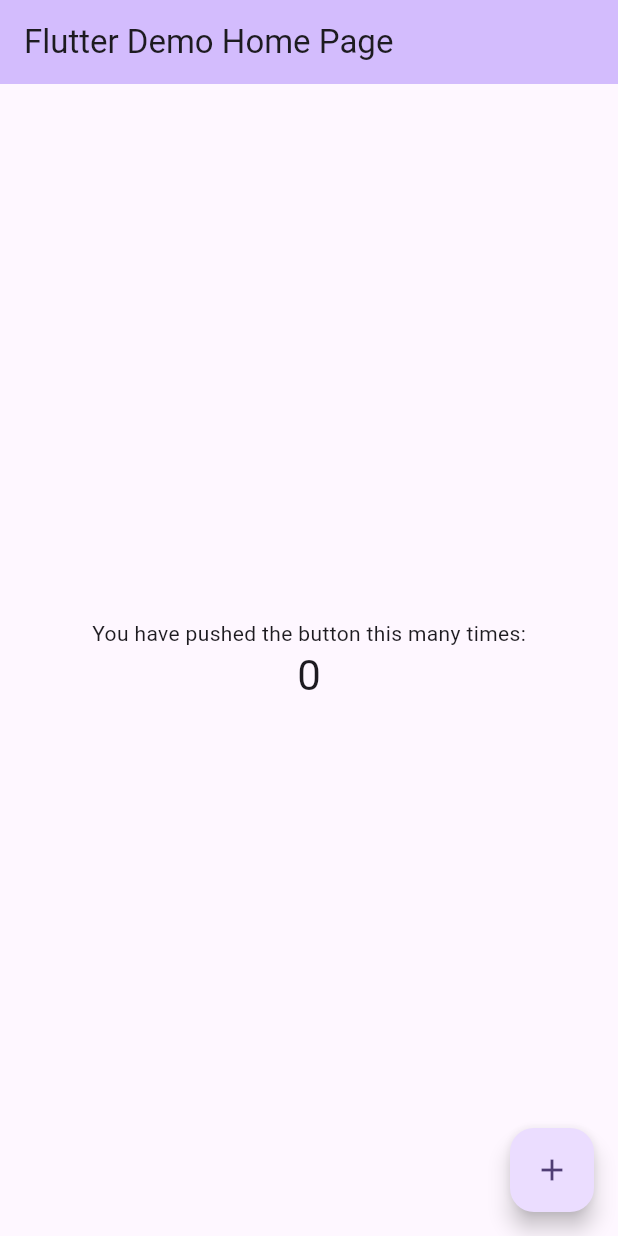
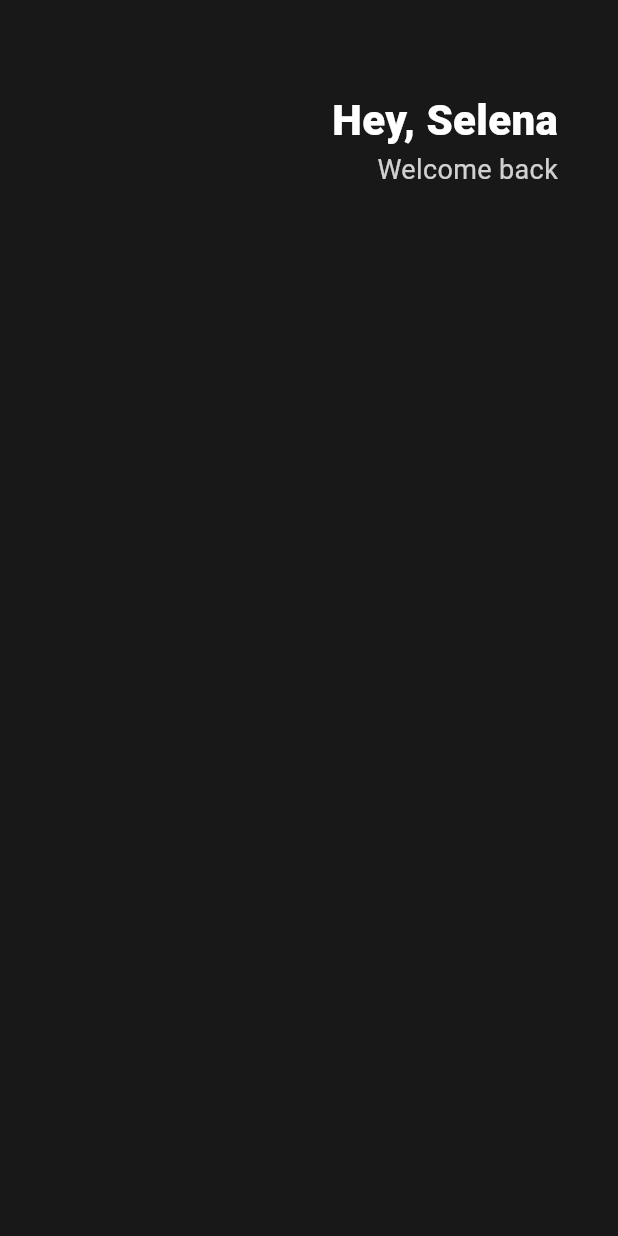
Before and after one commit to guruma99/flutterExam, a Flutter app: the screen it shows after launch, on a phone screen of 412 x 824 dp. Run offline on Flutter 3.47's test engine with Material 3 defaults, Android fonts, the phone set to English and light mode, and no system bars.

Commit message:
first commit!

```diff
--- a/layout/lib/main.dart
+++ b/layout/lib/main.dart
@@ -1,125 +1,59 @@
 import 'package:flutter/material.dart';
 
-void main() {
-  runApp(const MyApp());
+class Player {
+  String? name;
+
+  Player();
 }
 
-class MyApp extends StatelessWidget {
-  const MyApp({super.key});
+void main() {
+  var user = Player();
+  // user.name
+  runApp(App());
+}
 
-  // This widget is the root of your application.
+class App extends StatelessWidget{
+
   @override
   Widget build(BuildContext context) {
+
     return MaterialApp(
-      title: 'Flutter Demo',
-      theme: ThemeData(
-        // This is the theme of your application.
-        //
-        // TRY THIS: Try running your application with "flutter run". You'll see
-        // the application has a purple toolbar. Then, without quitting the app,
-        // try changing the seedColor in the colorScheme below to Colors.green
-        // and then invoke "hot reload" (save your changes or press the "hot
-        // reload" button in a Flutter-supported IDE, or press "r" if you used
-        // the command line to start the app).
-        //
-        // Notice that the counter didn't reset back to zero; the application
-        // state is not lost during the reload. To reset the state, use hot
-        // restart instead.
-        //
-        // This works for code too, not just values: Most code changes can be
-        // tested with just a hot reload.
-        colorScheme: ColorScheme.fromSeed(seedColor: Colors.deepPurple),
-        useMaterial3: true,
+      home: Scaffold(
+        backgroundColor: Color(0xFF181818),
+        body: Padding(
+          padding: EdgeInsets.symmetric(horizontal: 40),
+          child: Column(
+          children: [
+            SizedBox(
+              height: 60,
+            ),
+            Row(
+              mainAxisAlignment: MainAxisAlignment.
+              end,
+              children: [
+                Column(
+                  crossAxisAlignment: CrossAxisAlignment.end,
+                  children: [
+                    Text(
+                      'Hey, Selena',
+                      style: TextStyle(
+                        fontSize: 28,
+                        fontWeight: FontWeight.w800,
+                        color: Colors.white,
+                    ),
+                  ),
+                  Text('Welcome back',
+                  style: TextStyle(
+                    fontSize: 18,
+                    color: Colors.white.withOpacity(0.8),
+                  ),
+                  ),
+                  ],)
+              ],
+            )
+          ],
+        ),),
       ),
-      home: const MyHomePage(title: 'Flutter Demo Home Page'),
     );
   }
 }
-
-class MyHomePage extends StatefulWidget {
-  const MyHomePage({super.key, required this.title});
-
-  // This widget is the home page of your application. It is stateful, meaning
-  // that it has a State object (defined below) that contains fields that affect
-  // how it looks.
-
-  // This class is the configuration for the state. It holds the values (in this
-  // case the title) provided by the parent (in this case the App widget) and
-  // used by the build method of the State. Fields in a Widget subclass are
-  // always marked "final".
-
-  final String title;
-
-  @override
-  State<MyHomePage> createState() => _MyHomePageState();
-}
-
-class _MyHomePageState extends State<MyHomePage> {
-  int _counter = 0;
-
-  void _incrementCounter() {
-    setState(() {
-      // This call to setState tells the Flutter framework that something has
-      // changed in this State, which causes it to rerun the build method below
-      // so that the display can reflect the updated values. If we changed
-      // _counter without calling setState(), then the build method would not be
-      // called again, and so nothing would appear to happen.
-      _counter++;
-    });
-  }
-
-  @override
-  Widget build(BuildContext context) {
-    // This method is rerun every time setState is called, for instance as done
-    // by the _incrementCounter method above.
-    //
-    // The Flutter framework has been optimized to make rerunning build methods
-    // fast, so that you can just rebuild anything that needs updating rather
-    // than having to individually change instances of widgets.
-    return Scaffold(
-      appBar: AppBar(
-        // TRY THIS: Try changing the color here to a specific color (to
-        // Colors.amber, perhaps?) and trigger a hot reload to see the AppBar
-        // change color while the other colors stay the same.
-        backgroundColor: Theme.of(context).colorScheme.inversePrimary,
-        // Here we take the value from the MyHomePage object that was created by
-        // the App.build method, and use it to set our appbar title.
-        title: Text(widget.title),
-      ),
-      body: Center(
-        // Center is a layout widget. It takes a single child and positions it
-        // in the middle of the parent.
-        child: Column(
-          // Column is also a layout widget. It takes a list of children and
-          // arranges them vertically. By default, it sizes itself to fit its
-          // children horizontally, and tries to be as tall as its parent.
-          //
-          // Column has various properties to control how it sizes itself and
-          // how it positions its children. Here we use mainAxisAlignment to
-          // center the children vertically; the main axis here is the vertical
-          // axis because Columns are vertical (the cross axis would be
-          // horizontal).
-          //
-          // TRY THIS: Invoke "debug painting" (choose the "Toggle Debug Paint"
-          // action in the IDE, or press "p" in the console), to see the
-          // wireframe for each widget.
-          mainAxisAlignment: MainAxisAlignment.center,
-          children: <Widget>[
-            const Text(
-              'You have pushed the button this many times:',
-            ),
-            Text(
-              '$_counter',
-              style: Theme.of(context).textTheme.headlineMedium,
-            ),
-          ],
-        ),
-      ),
-      floatingActionButton: FloatingActionButton(
-        onPressed: _incrementCounter,
-        tooltip: 'Increment',
-        child: const Icon(Icons.add),
-      ), // This trailing comma makes auto-formatting nicer for build methods.
-    );
-  }
-}
```
